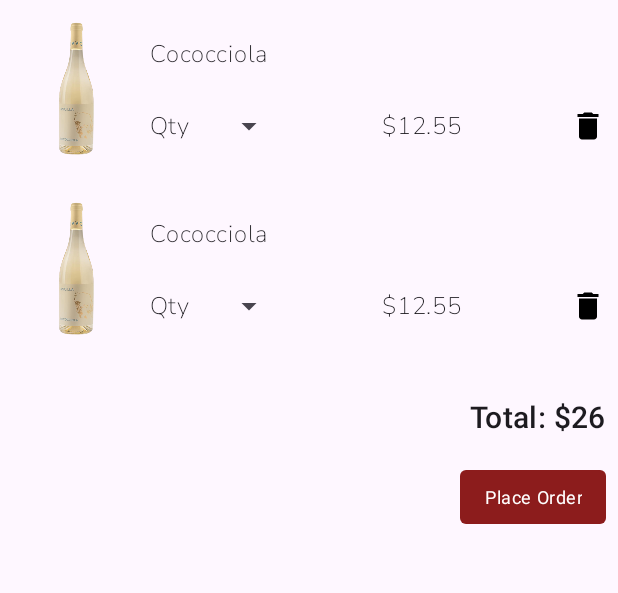
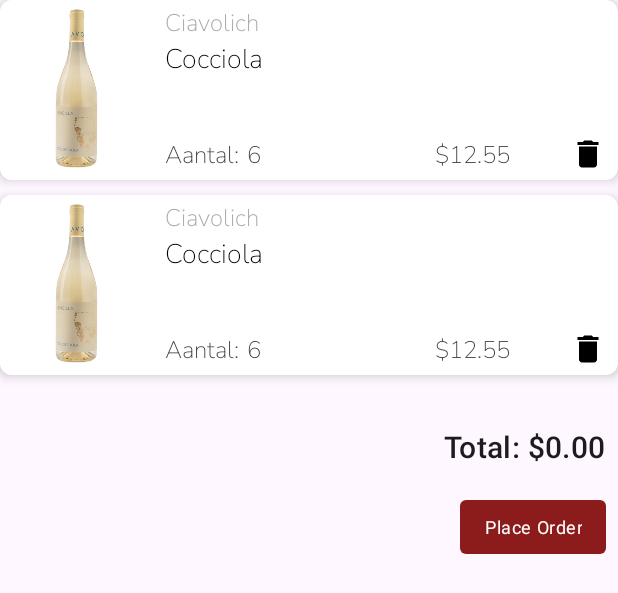
Before and after one commit to calvinliaci/AppWijnhuisRonny, an Android app: the layout fragment_shopping_cart.xml on its own in the app's theme, with its tools: preview values and no code run, on a phone screen of 412 x 824 dp. Shown: the top 593 px of the screen. Run offline under Robolectric (Android 15) with nearby library versions, the phone set to English and light mode, and no system bars.

```diff
--- a/app/src/main/java/com/example/appwijnhuisronny/Models/Wine.kt
+++ b/app/src/main/java/com/example/appwijnhuisronny/Models/Wine.kt
@@ -1,6 +1,4 @@
 package com.example.appwijnhuisronny.Models
-
-import androidx.lifecycle.MutableLiveData
 
 data class Wine(
     var BackgroundImage: String? = null,
@@ -12,4 +10,7 @@
     var Prijs : String ?= null,
     var Regio : String ?= null,
     var Wijndomein : String ?= null,
+    var Aantal : Int = 1,
+    var TotalPrice: Double = Prijs!!.toDouble()
+
 )
--- /dev/null
+++ b/app/src/main/res/drawable/rounded_imageview20px.xml
@@ -0,0 +1,5 @@
+<?xml version="1.0" encoding="utf-8"?>
+<shape xmlns:android="http://schemas.android.com/apk/res/android">
+    <corners android:radius="20dp" /> <!-- Set your desired corner radius -->
+    <solid android:color="@android:color/white" /> <!-- Set the background color -->
+</shape>
--- a/app/src/main/res/layout/fragment_shopping_cart.xml
+++ b/app/src/main/res/layout/fragment_shopping_cart.xml
@@ -33,8 +33,9 @@
             android:layout_height="wrap_content"
             android:layout_gravity="end"
             android:layout_margin="8dp"
-            android:text="Total: $26"
+            android:text="Total: $0.00"
             android:textAppearance="@style/TextAppearance.MaterialComponents.Headline6" />
+
 
         <Button
             android:id="@+id/placeOrderButton"
--- a/app/src/main/res/layout/shoppingcart_row.xml
+++ b/app/src/main/res/layout/shoppingcart_row.xml
@@ -9,56 +9,91 @@
             type="com.example.appwijnhuisronny.ShoppingCartViewModel" />
     </data>
 
+    <androidx.cardview.widget.CardView
+        android:id="@+id/wineCardView"
+        android:layout_height="wrap_content"
+        android:layout_width="match_parent"
+        app:cardCornerRadius="8dp"
+        app:cardElevation="4dp"
+        android:layout_marginBottom="10dp">
+        <LinearLayout
+            android:layout_width="match_parent"
+            android:layout_height="120dp"
+            android:orientation="horizontal">
+            <FrameLayout
+                android:layout_width="100dp"
+                android:layout_height="120dp"
+                android:layout_marginEnd="10dp">
+                <ImageView
+                    android:id="@+id/backgroundImage"
+                    android:layout_width="100dp"
+                    android:layout_height="120dp"
+                    android:scaleType="centerCrop"
+                    android:background="@color/white"/>
+                <!-- Wine Picture on the Left -->
+                <ImageView
+                    android:id="@+id/imageWine"
+                    android:layout_width="100dp"
+                    android:layout_height="120dp"
+                    android:scaleType="centerCrop"
+                    android:src="@drawable/cococciola_ciavolich_removebg_preview"/>
+
+            </FrameLayout>
+
+            <!-- Name and Price on the Right -->
+            <LinearLayout
+                android:layout_width="match_parent"
+                android:layout_height="wrap_content"
+                android:layout_toEndOf="@id/imageWine"
+                android:orientation="vertical">
+                <TextView
+                    android:id="@+id/textWijndomein"
+                    android:layout_width="match_parent"
+                    android:layout_height="wrap_content"
+                    android:layout_marginTop="4dp"
+                    android:fontFamily="@font/nunito_sans_extralight"
+                    android:text="Ciavolich"
+                    android:textColor="@android:color/darker_gray"
+                    android:textSize="16sp" />
+
                 <androidx.constraintlayout.widget.ConstraintLayout
                     android:layout_width="match_parent"
-        android:layout_height="wrap_content">
+                    android:layout_height="92dp">
 
-        <ImageView
-            android:id="@+id/productImageView"
-            android:layout_width="100dp"
-            android:layout_height="120dp"
-            android:src="@drawable/cococciola_ciavolich_removebg_preview"
-            app:layout_constraintBottom_toBottomOf="parent"
+                    <TextView
+                        android:id="@+id/productNameTextView"
+                        android:layout_width="match_parent"
+                        android:layout_height="wrap_content"
+                        android:fontFamily="@font/nunito_sans_extralight"
+                        android:text="Cocciola"
+                        android:textColor="@android:color/black"
+                        android:textSize="18sp"
+                        app:layout_constraintEnd_toEndOf="parent"
                         app:layout_constraintStart_toStartOf="parent"
                         app:layout_constraintTop_toTopOf="parent" />
 
+                    <TextView
+                        android:id="@+id/QtyTextView"
+                        android:layout_width="wrap_content"
+                        android:layout_height="wrap_content"
+                        android:layout_marginBottom="4dp"
+                        android:fontFamily="@font/nunito_sans_extralight"
+                        android:text="Aantal:"
+                        android:textSize="16sp"
+                        app:layout_constraintBottom_toBottomOf="parent"
+                        app:layout_constraintStart_toStartOf="parent" />
 
                     <TextView
-            android:id="@+id/productNameTextView"
+                        android:id="@id/aantalTextView"
                         android:layout_width="wrap_content"
                         android:layout_height="wrap_content"
-            android:layout_marginStart="0dp"
+                        android:layout_marginStart="5dp"
                         android:fontFamily="@font/nunito_sans_extralight"
-            android:textAppearance="@style/TextAppearance.MaterialComponents.Body1"
-            app:layout_constraintBottom_toTopOf="@+id/textView"
-            app:layout_constraintStart_toEndOf="@+id/productImageView"
-            app:layout_constraintTop_toTopOf="parent"
-            android:text="Cococciola" />
-
-        <TextView
-            android:id="@+id/textView"
-            android:layout_width="wrap_content"
-            android:layout_height="wrap_content"
-            android:text="Qty"
-            android:fontFamily="@font/nunito_sans_extralight"
-            android:textAppearance="@style/TextAppearance.MaterialComponents.Subtitle1"
-            app:layout_constraintBottom_toBottomOf="parent"
-            app:layout_constraintStart_toStartOf="@+id/productNameTextView"
-            app:layout_constraintTop_toBottomOf="@+id/productNameTextView" />
-
-        <Spinner
-            android:id="@+id/quantitySpinner"
-            android:layout_width="wrap_content"
-            android:layout_height="wrap_content"
-            android:layout_marginStart="16dp"
-            android:layout_marginLeft="16dp"
-            app:layout_constraintBottom_toBottomOf="@+id/textView"
-            app:layout_constraintStart_toEndOf="@+id/textView"
-            app:layout_constraintTop_toTopOf="@+id/textView"
-
-
-            android:textAppearance="@style/TextAppearance.MaterialComponents.Subtitle1"
-            />
+                        android:text="6"
+                        android:textSize="16sp"
+                        app:layout_constraintBottom_toBottomOf="@+id/QtyTextView"
+                        app:layout_constraintStart_toEndOf="@+id/QtyTextView"
+                        app:layout_constraintTop_toTopOf="@+id/QtyTextView" />
 
 
                     <ImageButton
@@ -66,24 +101,37 @@
                         android:layout_width="wrap_content"
                         android:layout_height="wrap_content"
                         android:background="?android:attr/selectableItemBackground"
-            android:padding="8dp"
-            app:layout_constraintBottom_toBottomOf="@+id/quantitySpinner"
+                        android:paddingTop="8dp"
+                        android:paddingBottom="4dp"
+                        android:paddingLeft="8dp"
+                        android:paddingRight="8dp"
+                        app:layout_constraintBottom_toBottomOf="parent"
                         app:layout_constraintEnd_toEndOf="parent"
-            app:layout_constraintTop_toTopOf="@+id/quantitySpinner"
                         app:srcCompat="@drawable/baseline_delete_24" />
+
+                    <TextView
+                        android:layout_width="wrap_content"
+                        android:layout_height="wrap_content"
+                        android:fontFamily="@font/nunito_sans_extralight"
+                        android:text="$"
+                        android:textSize="16sp"
+                        app:layout_constraintBottom_toBottomOf="@+id/productTotalPriceTextView"
+                        app:layout_constraintEnd_toStartOf="@+id/productTotalPriceTextView" />
 
                     <TextView
                         android:id="@+id/productTotalPriceTextView"
                         android:layout_width="wrap_content"
                         android:layout_height="wrap_content"
+                        android:layout_marginEnd="32dp"
                         android:fontFamily="@font/nunito_sans_extralight"
-            android:text="$12.55"
-            android:textAppearance="@style/TextAppearance.MaterialComponents.Body1"
-            app:layout_constraintBottom_toBottomOf="@+id/quantitySpinner"
+                        android:text="12.55"
+                        android:textSize="16sp"
+                        app:layout_constraintBottom_toBottomOf="@+id/aantalTextView"
                         app:layout_constraintEnd_toStartOf="@+id/deleteProductButton"
-            app:layout_constraintStart_toEndOf="@+id/quantitySpinner"
-            app:layout_constraintTop_toTopOf="@+id/quantitySpinner" />
-
+                        app:layout_constraintTop_toTopOf="@+id/aantalTextView" />
 
                 </androidx.constraintlayout.widget.ConstraintLayout>
+            </LinearLayout>
+        </LinearLayout>
+    </androidx.cardview.widget.CardView>
 </layout>
```
Also changed, not shown: app/src/main/java/com/example/appwijnhuisronny/Adapters/ShoppingCartAdapter.kt (+14 -3 lines), app/src/main/java/com/example/appwijnhuisronny/Adapters/WineTastingsAdapter.kt (added, +48 -0 lines), app/src/main/java/com/example/appwijnhuisronny/Models/WineTasting.kt (added, +8 -0 lines), app/src/main/java/com/example/appwijnhuisronny/Repositories/WineTastingsRepository.kt (added, +50 -0 lines), app/src/main/java/com/example/appwijnhuisronny/ShoppingCartFragment.kt (+8 -1 lines), app/src/main/java/com/example/appwijnhuisronny/ShoppingCartViewModel.kt (+56 -4 lines), app/src/main/java/com/example/appwijnhuisronny/WineTastingsFragment.kt (+26 -0 lines), app/src/main/java/com/example/appwijnhuisronny/WineTastingsViewModel.kt (+14 -1 lines), app/src/main/res/layout/fragment_wine_tastings.xml (+18 -3 lines), app/src/main/res/layout/wine_tasting_item.xml (added, +97 -0 lines), app/src/main/res/layout/wines_item.xml (+14 -2 lines), app/src/main/res/drawable/winterdegustatie.png (added), 3 other files. Lines whose indentation alone changed are shown as unchanged.
